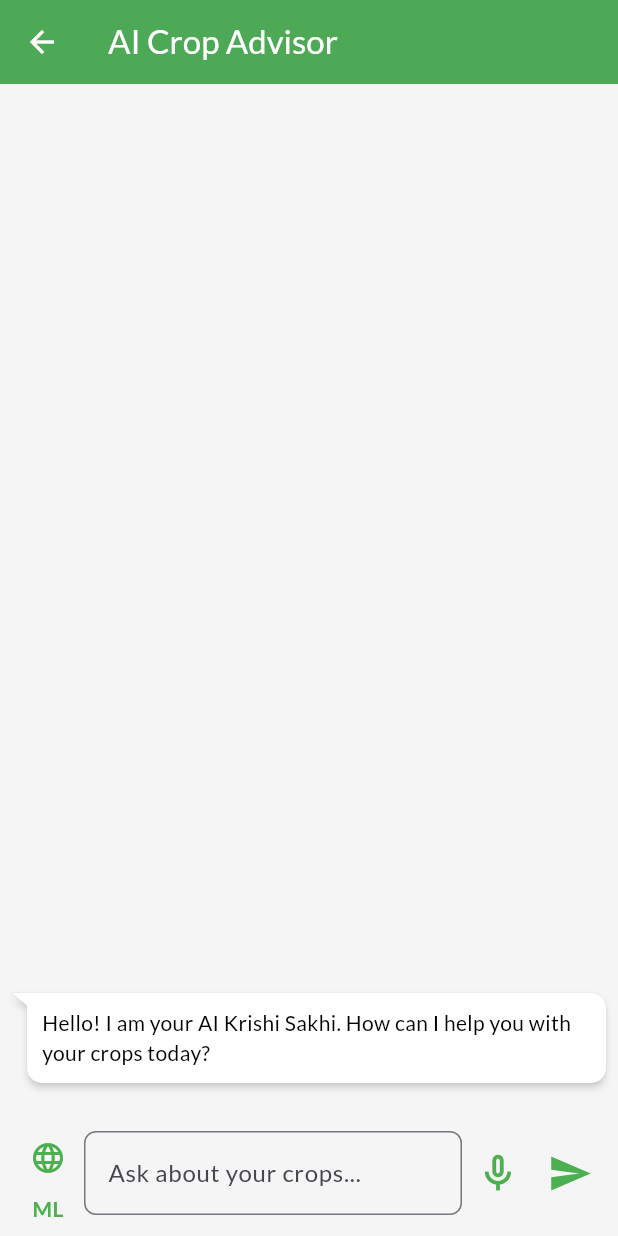
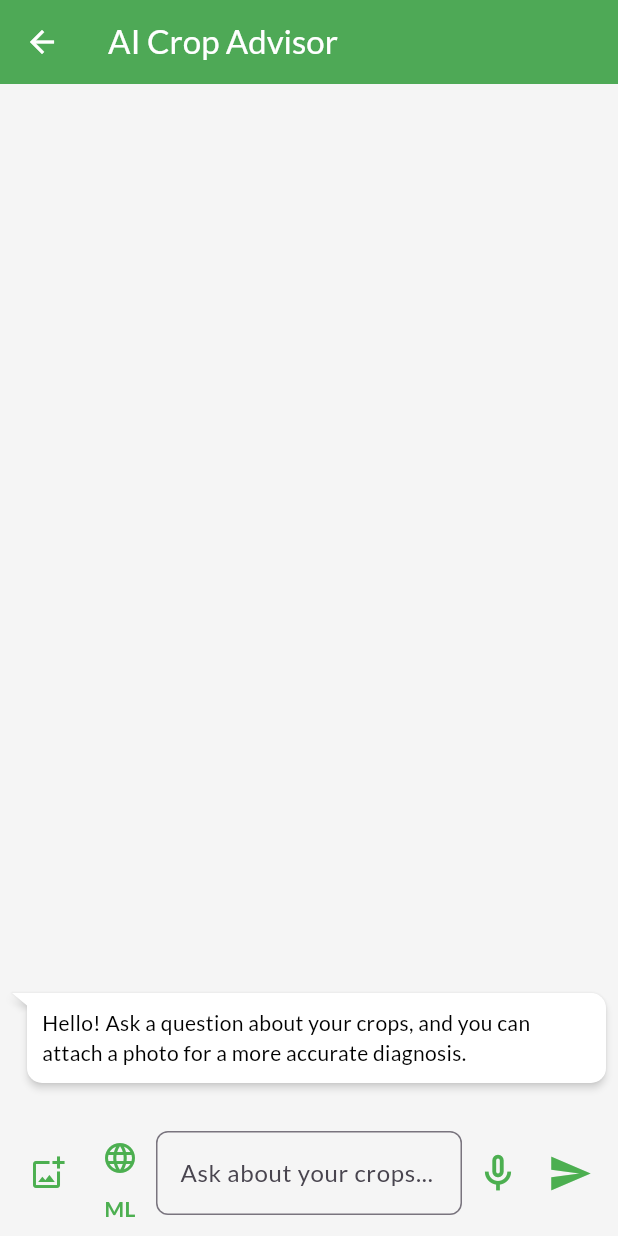
Before and after one commit to CodifyWithShravan/Innoquest-3, a Flutter app: the ChatAdvisorPage screen opened by its route, on a phone screen of 412 x 824 dp. Run offline on Flutter 3.47's test engine with Material 3 defaults, Android fonts, the phone set to English and light mode, and no system bars; drawn by our look-alikes of flutter_chat_bubble; our stand-ins replace flutter_tts, google_fonts, image_picker, permission_handler, shared_preferences, speech_to_text and 1 more; accounts and stored records are empty.

Commit message:
add image analysis in advisor

```diff
--- a/lib/chat_advisor_page.dart
+++ b/lib/chat_advisor_page.dart
@@ -1,7 +1,9 @@
 import 'dart:convert';
+import 'dart:io'; // Required for File operations
 import 'package:flutter/material.dart';
 import 'package:flutter_chat_bubble/chat_bubble.dart';
 import 'package:http/http.dart' as http;
+import 'package:image_picker/image_picker.dart'; // Required for picking images
 import 'package:krishi_sakhi_final/secrets.dart';
 import 'package:speech_to_text/speech_to_text.dart';
 
@@ -19,7 +21,11 @@ class _ChatAdvisorPageState extends State<ChatAdvisorPage> {
 
   final SpeechToText _speechToText = SpeechToText();
   bool _isListening = false;
-  String _currentLocaleId = 'ml_IN'; // Default to Malayalam
+  String _currentLocaleId = 'ml_IN';
+
+  // NEW: State variables for image picking
+  final ImagePicker _picker = ImagePicker();
+  File? _selectedImage;
 
   @override
   void initState() {
@@ -28,7 +34,8 @@ class _ChatAdvisorPageState extends State<ChatAdvisorPage> {
     _messages.add({
       'isUser': false,
       'text':
-          'Hello! I am your AI Krishi Sakhi. How can I help you with your crops today?'
+          'Hello! Ask a question about your crops, and you can attach a photo for a more accurate diagnosis.',
+      'image': null,
     });
   }
 
@@ -38,6 +45,110 @@ class _ChatAdvisorPageState extends State<ChatAdvisorPage> {
     super.dispose();
   }
 
+  // --- NEW: Function to pick an image ---
+  Future<void> _pickImage() async {
+    final XFile? pickedFile =
+        await _picker.pickImage(source: ImageSource.gallery);
+    if (pickedFile != null) {
+      setState(() {
+        _selectedImage = File(pickedFile.path);
+      });
+    }
+  }
+
+  // --- MODIFIED: Send Message function now handles images ---
+  Future<void> _sendMessage() async {
+    if (_controller.text.isEmpty && _selectedImage == null) return;
+
+    final userMessage = _controller.text;
+    final userImage = _selectedImage;
+
+    setState(() {
+      _messages.add({'isUser': true, 'text': userMessage, 'image': userImage});
+      _isLoading = true;
+      _selectedImage = null; // Clear image preview after sending
+      if (_isListening) {
+        _speechToText.stop();
+        _isListening = false;
+      }
+    });
+    _controller.clear();
+
+    try {
+      // MODIFIED: Switched to the gemini-pro-vision model for image analysis
+      final uri = Uri.parse(
+          'https://generativelanguage.googleapis.com/v1beta/models/gemini-pro-vision:generateContent?key=$geminiApiKey');
+
+      // Prepare the different parts of the message (text and optional image)
+      List<Map<String, dynamic>> parts = [
+        {
+          "text":
+              "You are Krishi Sakhi, an expert AI assistant for farmers in Kerala. Analyze the user's text and any attached image. Provide a concise, practical solution and prevention tips in simple language (Malayalam or English, based on the user's query)."
+        },
+        {"text": userMessage},
+      ];
+
+      if (userImage != null) {
+        final imageBytes = await userImage.readAsBytes();
+        final base64Image = base64Encode(imageBytes);
+        parts.add({
+          "inline_data": {
+            "mime_type": "image/jpeg",
+            "data": base64Image,
+          }
+        });
+      }
+
+      final response = await http.post(
+        uri,
+        headers: {'Content-Type': 'application/json'},
+        body: jsonEncode({
+          "contents": [
+            {"parts": parts}
+          ]
+        }),
+      );
+
+      if (response.statusCode == 200 && mounted) {
+        final responseBody = jsonDecode(response.body);
+        final aiResponse =
+            responseBody['candidates'][0]['content']['parts'][0]['text'];
+        setState(() {
+          _messages.add({'isUser': false, 'text': aiResponse, 'image': null});
+        });
+      } else {
+        if (mounted) {
+          setState(() {
+            _messages.add({
+              'isUser': false,
+              'text':
+                  'Sorry, I am having trouble connecting. Please try again.',
+              'image': null
+            });
+          });
+        }
+      }
+    } catch (e) {
+      if (mounted) {
+        setState(() {
+          _messages.add({
+            'isUser': false,
+            'text':
+                'A network error occurred. Please check your internet connection.',
+            'image': null
+          });
+        });
+      }
+    }
+
+    if (mounted) {
+      setState(() {
+        _isLoading = false;
+      });
+    }
+  }
+
+  // ... (Your voice functions _initSpeech, _switchVoiceLanguage, _listen remain the same)
   void _initSpeech() async {
     await _speechToText.initialize();
     if (mounted) setState(() {});
@@ -59,8 +170,7 @@ class _ChatAdvisorPageState extends State<ChatAdvisorPage> {
       if (available) {
         setState(() => _isListening = true);
         _speechToText.listen(
-          // --- THIS IS THE CORRECTED PART ---
-          localeId: _currentLocaleId, // Use the variable, not a fixed string
+          localeId: _currentLocaleId,
           onResult: (result) => setState(() {
             _controller.text = result.recognizedWords;
           }),
@@ -69,78 +179,6 @@ class _ChatAdvisorPageState extends State<ChatAdvisorPage> {
     } else {
       setState(() => _isListening = false);
       _speechToText.stop();
-    }
-  }
-
-  Future<void> _sendMessage() async {
-    if (_controller.text.isEmpty) return;
-
-    final userMessage = _controller.text;
-    setState(() {
-      _messages.add({'isUser': true, 'text': userMessage});
-      _isLoading = true;
-      if (_isListening) {
-        _speechToText.stop();
-        _isListening = false;
-      }
-    });
-    _controller.clear();
-
-    try {
-      final uri = Uri.parse(
-          'https://generativelanguage.googleapis.com/v1beta/models/gemini-pro:generateContent?key=$geminiApiKey');
-
-      final response = await http.post(
-        uri,
-        headers: {'Content-Type': 'application/json'},
-        body: jsonEncode({
-          "contents": [
-            {
-              "parts": [
-                {
-                  "text":
-                      "You are Krishi Sakhi, a friendly and helpful AI assistant for farmers in Kerala, India. Provide concise, practical advice. Respond in the same language as the user's query (Malayalam or English)."
-                },
-                {"text": userMessage}
-              ]
-            }
-          ]
-        }),
-      );
-
-      if (response.statusCode == 200 && mounted) {
-        final responseBody = jsonDecode(response.body);
-        final aiResponse =
-            responseBody['candidates'][0]['content']['parts'][0]['text'];
-        setState(() {
-          _messages.add({'isUser': false, 'text': aiResponse});
-        });
-      } else {
-        if (mounted) {
-          setState(() {
-            _messages.add({
-              'isUser': false,
-              'text': 'Sorry, I am having trouble connecting. Please try again.'
-            });
-          });
-        }
-      }
-    } catch (e) {
-      if (mounted) {
-        setState(() {
-          _messages.add({
-            'isUser': false,
-            'text':
-                'A network error occurred. Please check your internet connection.'
-          });
-        });
-      }
-    }
-
-    if (mounted) {
-      setState(() {
-        _isLoading = false;
-      });
     }
   }
 
@@ -169,10 +207,27 @@ class _ChatAdvisorPageState extends State<ChatAdvisorPage> {
                   backGroundColor: message['isUser']
                       ? Theme.of(context).primaryColor
                       : Colors.white,
-                  child: Text(
-                    message['text'],
-                    style: TextStyle(
-                        color: message['isUser'] ? Colors.white : Colors.black),
+                  child: Column(
+                    // MODIFIED: To display image and text
+                    crossAxisAlignment: CrossAxisAlignment.start,
+                    children: [
+                      if (message['image'] != null)
+                        Padding(
+                          padding: const EdgeInsets.only(bottom: 8.0),
+                          child: ClipRRect(
+                            borderRadius: BorderRadius.circular(8.0),
+                            child: Image.file(message['image'],
+                                height: 150, fit: BoxFit.cover),
+                          ),
+                        ),
+                      Text(
+                        message['text'],
+                        style: TextStyle(
+                            color: message['isUser']
+                                ? Colors.white
+                                : Colors.black),
+                      ),
+                    ],
                   ),
                 );
               },
@@ -182,10 +237,41 @@ class _ChatAdvisorPageState extends State<ChatAdvisorPage> {
             const Padding(
                 padding: EdgeInsets.all(8.0),
                 child: CircularProgressIndicator()),
+
+          // NEW: Image Preview Area
+          if (_selectedImage != null)
+            Padding(
+              padding:
+                  const EdgeInsets.symmetric(horizontal: 16.0, vertical: 8.0),
+              child: Stack(
+                alignment: Alignment.topRight,
+                children: [
+                  ClipRRect(
+                      borderRadius: BorderRadius.circular(8),
+                      child: Image.file(_selectedImage!, height: 100)),
+                  IconButton(
+                    icon: const CircleAvatar(
+                        backgroundColor: Colors.black54,
+                        child:
+                            Icon(Icons.close, color: Colors.white, size: 18)),
+                    onPressed: () => setState(() => _selectedImage = null),
+                  ),
+                ],
+              ),
+            ),
+
           Padding(
             padding: const EdgeInsets.all(8.0),
             child: Row(
               children: [
+                // NEW: Attach Image Button
+                IconButton(
+                  icon: const Icon(Icons.add_photo_alternate_outlined),
+                  onPressed: _pickImage,
+                  tooltip: 'Attach Image',
+                  color: Theme.of(context).primaryColor,
+                ),
+                // Your language switcher is here from the old code
                 Column(
                   mainAxisSize: MainAxisSize.min,
                   children: [
```
